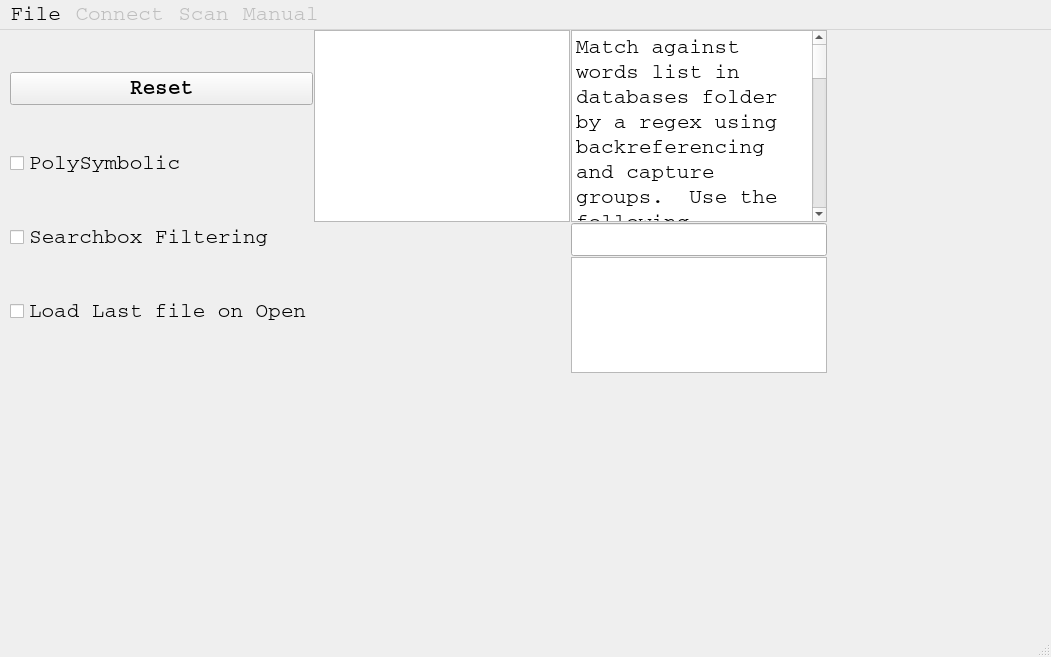
First picture: the form in src/cipher.ui, repository bheins/ciphersolver, before the edit.
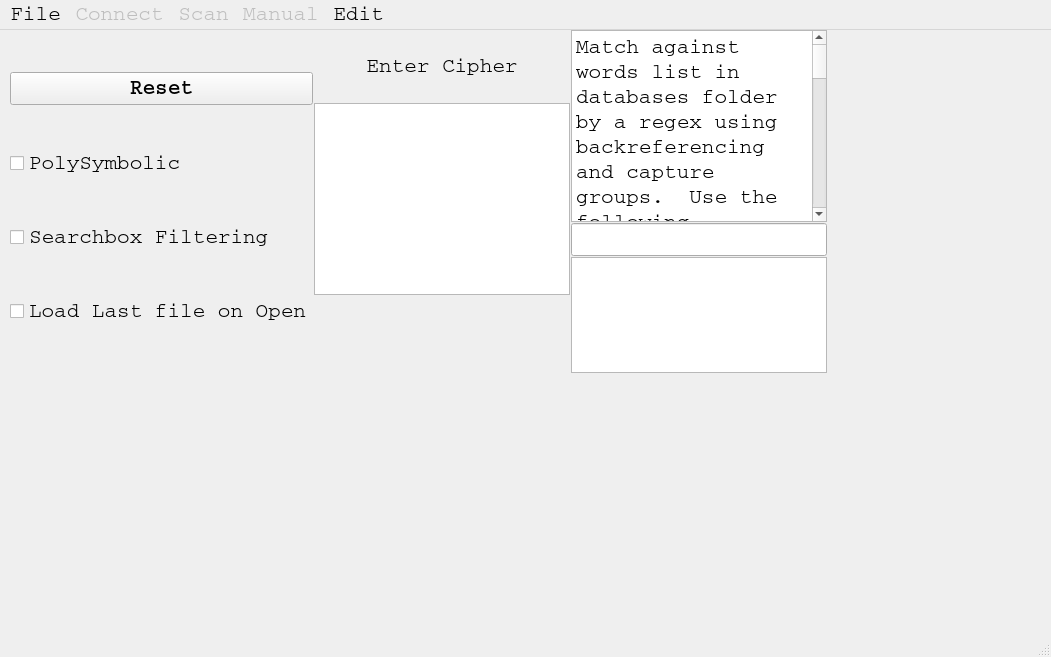
Second picture: the form after the edit.

Patch:
```diff
--- a/src/cipher.ui
+++ b/src/cipher.ui
@@ -99,6 +99,16 @@
        <property name="sizeConstraint">
         <enum>QLayout::SetFixedSize</enum>
        </property>
+       <item>
+        <widget class="QLabel" name="label">
+         <property name="text">
+          <string>Enter Cipher</string>
+         </property>
+         <property name="alignment">
+          <set>Qt::AlignCenter</set>
+         </property>
+        </widget>
+       </item>
        <item>
         <widget class="QPlainTextEdit" name="Cipher">
          <property name="sizePolicy">
@@ -276,10 +286,18 @@
      <string>Manual</string>
     </property>
    </widget>
+   <widget class="QMenu" name="menuEdit">
+    <property name="title">
+     <string>Edit</string>
+    </property>
+    <addaction name="actionUndo"/>
+    <addaction name="actionRedo"/>
+   </widget>
    <addaction name="menuFile"/>
    <addaction name="menuConnect"/>
    <addaction name="menuScan"/>
    <addaction name="menuManual"/>
+   <addaction name="menuEdit"/>
   </widget>
   <widget class="QStatusBar" name="statusbar"/>
   <action name="actionClose">
```
Left out of the diff: 18 changed lines with no effect on the pictures.
